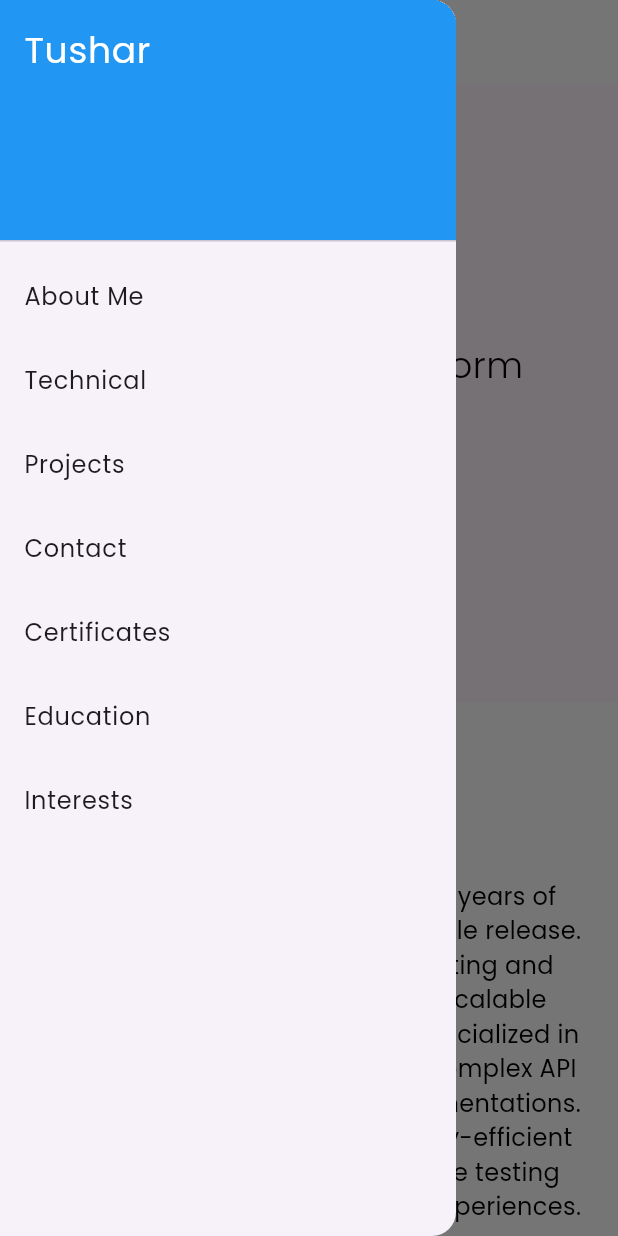
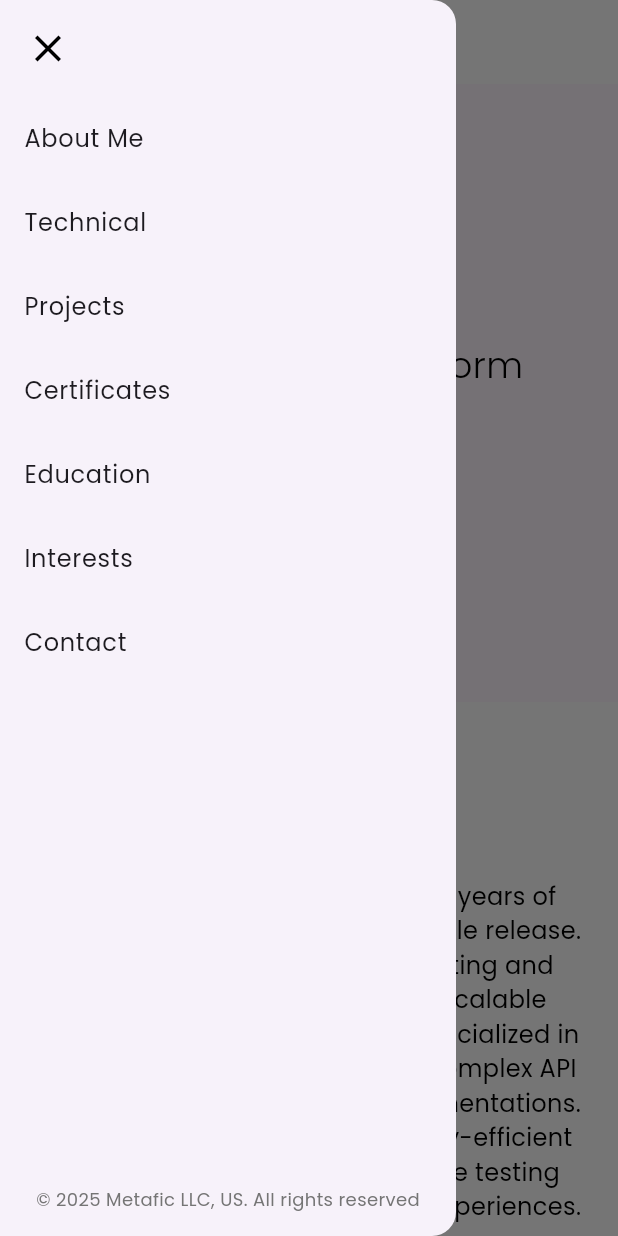
Before and after one commit to trick4u/portfolio, a Flutter app: the screen it shows after launch, after a tap on the "menu" icon, on a phone screen of 412 x 824 dp. Run offline on Flutter 3.47's test engine with Material 3 defaults, Android fonts, the light colour scheme and no system bars; drawn by our look-alikes of animated_background, animated_text_kit; our stand-ins replace animate_do, cached_network_image, get, google_fonts.

Commit message:
scrollUpdate

```diff
--- a/lib/metafic_page.dart
+++ b/lib/metafic_page.dart
@@ -52,7 +52,7 @@ class _MetaficPageState extends State<MetaficPage> {
 
     return CustomCursor(
       child: Scaffold(
-        appBar: CustomAppBar(onItemClick: _scrollToSection),
+        appBar: CustomAppBar(onItemClick: _scrollToSection, scrollController: _scrollController,),
         drawer: isMobileLayout ? _buildDrawer(context) : null,
         body: ScrollConfiguration(
           behavior: ScrollConfiguration.of(context).copyWith(
@@ -86,28 +86,48 @@ class _MetaficPageState extends State<MetaficPage> {
 
   Widget _buildDrawer(BuildContext context) {
     return Drawer(
+      child: Column(
+        children: [
+          Expanded(
             child: ListView(
               padding: EdgeInsets.zero,
               children: [
-          const DrawerHeader(
-            decoration: BoxDecoration(
-              color: Colors.blue,
+                Align(
+                  alignment: Alignment.centerLeft,
+                  child: Padding(
+                    padding: const EdgeInsets.all(8.0),
+                    child: IconButton(
+                      onPressed: () {
+                        Navigator.pop(context);
+                      },
+                      icon: Icon(
+                        Icons.close,
+                        size: 30,
+                        color: Colors.black,
                       ),
-            child: Text(
-              'Tushar',
-              style: TextStyle(
-                color: Colors.white,
-                fontSize: 24,
                     ),
                   ),
                 ),
                 _buildDrawerItem(context, 'About Me'),
                 _buildDrawerItem(context, 'Technical '),
                 _buildDrawerItem(context, 'Projects'),
-          _buildDrawerItem(context, 'Contact'),
                 _buildDrawerItem(context, 'Certificates'),
                 _buildDrawerItem(context, 'Education'),
                 _buildDrawerItem(context, 'Interests'),
+                _buildDrawerItem(context, 'Contact'),
+              ],
+            ),
+          ),
+          Padding(
+            padding: const EdgeInsets.all(16.0),
+            child: Text(
+              '© 2025 Metafic LLC, US. All rights reserved',
+              style: TextStyle(
+                color: Colors.grey[600],
+                fontSize: 12,
+              ),
+            ),
+          ),
         ],
       ),
     );
@@ -220,13 +240,24 @@ class FooterSection extends StatelessWidget {
             children: [
               _buildSocialLink(Icons.email, 'thinkbrain10@gmail.com'),
               _buildSocialLink(Icons.phone, '+91 9975768621'),
-              _buildSocialLinkWithUrl(Icons.link, 'https://github.com/trick4u', 'https://github.com/trick4u'),
-              _buildSocialLinkWithUrl(Icons.link, 'https://dribbble.com/designtranscend', 'https://dribbble.com/designtranscend'),
+              _buildSocialLinkWithUrl(Icons.link, 'https://github.com/trick4u',
+                  'https://github.com/trick4u'),
+              _buildSocialLinkWithUrl(
+                  Icons.link,
+                  'https://dribbble.com/designtranscend',
+                  'https://dribbble.com/designtranscend'),
             ],
           ),
           SizedBox(height: 20),
           Text(
             '© 2024 Tushar Sekkaranantri. All rights reserved.',
+            style: GoogleFonts.poppins(
+              fontSize: 14,
+              color: Colors.grey[700],
+            ),
+          ),
+          Text(
+            'Made with ❤️ Flutter!!',
             style: GoogleFonts.poppins(
               fontSize: 14,
               color: Colors.grey[700],
@@ -253,9 +284,10 @@ class FooterSection extends StatelessWidget {
       ],
     );
   }
-
 Widget _buildSocialLinkWithUrl(IconData icon, String text, String url) {
-    return GestureDetector(
+  return MouseRegion(
+    cursor: SystemMouseCursors.click,
+    child: GestureDetector(
       onTap: () => _launchUrl(url),
       child: Row(
         mainAxisSize: MainAxisSize.min,
@@ -267,10 +299,10 @@ class FooterSection extends StatelessWidget {
             style: GoogleFonts.poppins(
               fontSize: 14,
               color: Colors.blue,
-              decoration: TextDecoration.underline,
             ),
           ),
         ],
+      ),
     ),
   );
 }
--- a/lib/modules/contact_module.dart
+++ b/lib/modules/contact_module.dart
@@ -14,7 +14,9 @@ class ContactForm extends StatelessWidget {
     final isMobile = screenWidth <= 800;
 
     return Container(
-      margin: const EdgeInsets.all(50),
+      color: Colors.white,
+      width: double.infinity,
+      padding: const EdgeInsets.symmetric(vertical: 30, horizontal: 20),
       child: isMobile
           ? Column(
               crossAxisAlignment: CrossAxisAlignment.start,
@@ -48,7 +50,7 @@ class ContactForm extends StatelessWidget {
         Text(
           "Let's Connect!",
           style: GoogleFonts.poppins(
-            fontSize: 48,
+            fontSize: 32,
             fontWeight: FontWeight.bold,
             color: Colors.black,
           ),
@@ -57,7 +59,7 @@ class ContactForm extends StatelessWidget {
         Text(
           "Have a project in mind? Want to collaborate? Or just want to say hi? Feel free to reach out!",
           style: GoogleFonts.poppins(
-            fontSize: 24,
+            fontSize: 16,
             color: Colors.grey[700],
           ),
         ),
--- a/lib/widgets/appbar.dart
+++ b/lib/widgets/appbar.dart
@@ -5,8 +5,9 @@ import 'package:google_fonts/google_fonts.dart';
 
 class CustomAppBar extends StatelessWidget implements PreferredSizeWidget {
   final Function(String) onItemClick;
+  final ScrollController scrollController;
 
-  CustomAppBar({required this.onItemClick});
+  CustomAppBar({required this.onItemClick,    required this.scrollController,});
 
   @override
   Size get preferredSize => Size.fromHeight(kToolbarHeight);
@@ -16,7 +17,22 @@ class CustomAppBar extends StatelessWidget implements PreferredSizeWidget {
     final bool isMobileLayout = MediaQuery.of(context).size.width < 600;
 
     return AppBar(
-      title: Text('Tushar'),
+      title: MouseRegion(
+          cursor: SystemMouseCursors.click,
+        child: GestureDetector(
+          onTap: () {
+              scrollController.animateTo(
+                0,
+                duration: Duration(milliseconds: 600),
+                curve: Curves.easeInOut,
+              );
+            },
+          child: Text(
+            'Tushar',
+            style: TextStyle(color: Colors.red),
+          ),
+        ),
+      ),
       centerTitle: false,
       backgroundColor: Colors.white,
       actions: [
```
Lines whose indentation alone changed are shown as unchanged.
